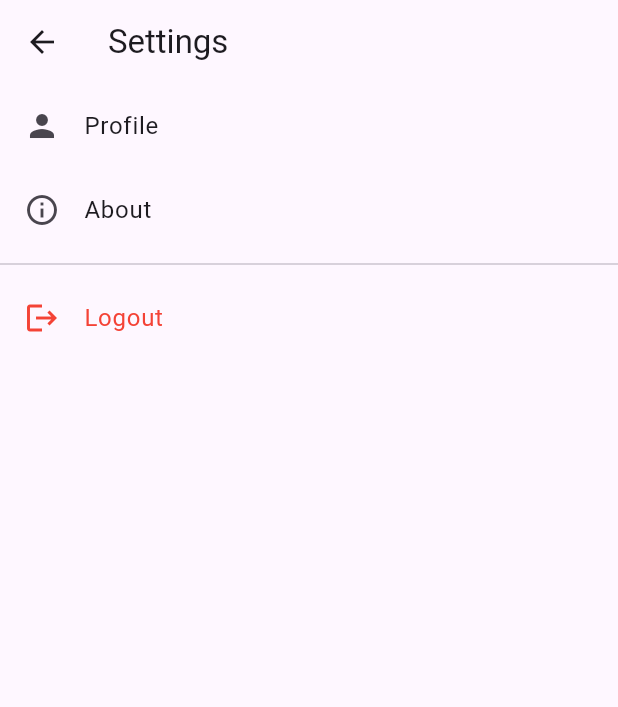
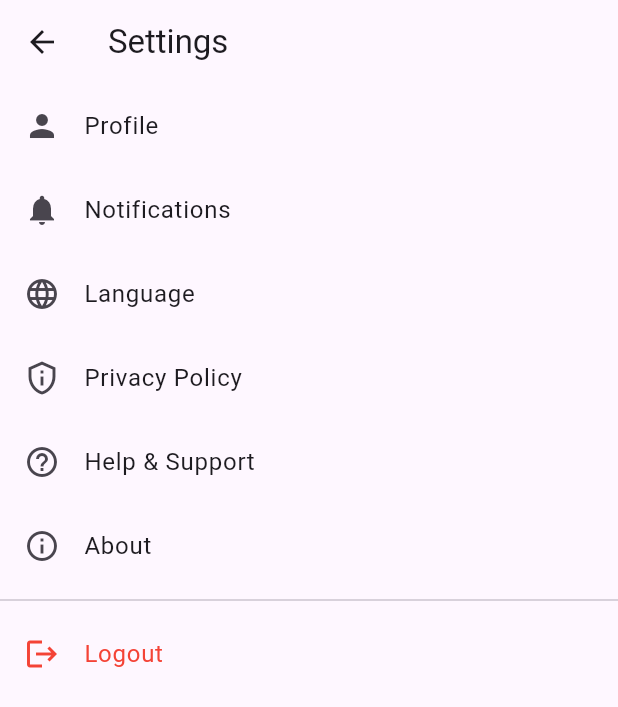
Before and after one commit to anilYD1402/tab_hackthon_2025, a Flutter app: the SettingsScreen screen opened directly, on a phone screen of 412 x 824 dp. Shown: the top 707 px of the screen. Run offline on Flutter 3.47's test engine with Material 3 defaults, Android fonts, the phone set to English and light mode, and no system bars.

Commit message:
[SCRUM-3]  add new tiles in the setting list

```diff
--- a/lib/settings/screen/setting_screen.dart
+++ b/lib/settings/screen/setting_screen.dart
@@ -11,6 +11,22 @@ class SettingsScreen extends StatelessWidget {
     // TODO: Navigate to About screen
   }
 
+  void _navigateToNotifications(BuildContext context) {
+    // TODO: Navigate to Notifications screen
+  }
+
+  void _navigateToLanguage(BuildContext context) {
+    // TODO: Navigate to Language selection screen
+  }
+
+  void _navigateToPrivacyPolicy(BuildContext context) {
+    // TODO: Navigate to Privacy Policy screen
+  }
+
+  void _navigateToHelpSupport(BuildContext context) {
+    // TODO: Navigate to Help & Support screen
+  }
+
   void _logout(BuildContext context) {
     // TODO: Show confirmation and handle logout
   }
@@ -18,13 +34,33 @@ class SettingsScreen extends StatelessWidget {
   @override
   Widget build(BuildContext context) {
     return Scaffold(
-      appBar: AppBar(title: Text('Settings')),
+      appBar: AppBar(title: const Text('Settings')),
       body: ListView(
         children: [
           ListTile(
-            leading: Icon(Icons.person),
+            leading: const Icon(Icons.person),
             title: const Text('Profile'),
             onTap: () => _navigateToProfile(context),
+          ),
+          ListTile(
+            leading: const Icon(Icons.notifications),
+            title: const Text('Notifications'),
+            onTap: () => _navigateToNotifications(context),
+          ),
+          ListTile(
+            leading: const Icon(Icons.language),
+            title: const Text('Language'),
+            onTap: () => _navigateToLanguage(context),
+          ),
+          ListTile(
+            leading: const Icon(Icons.privacy_tip_outlined),
+            title: const Text('Privacy Policy'),
+            onTap: () => _navigateToPrivacyPolicy(context),
+          ),
+          ListTile(
+            leading: const Icon(Icons.help_outline),
+            title: const Text('Help & Support'),
+            onTap: () => _navigateToHelpSupport(context),
           ),
           ListTile(
             leading: const Icon(Icons.info_outline),
```
